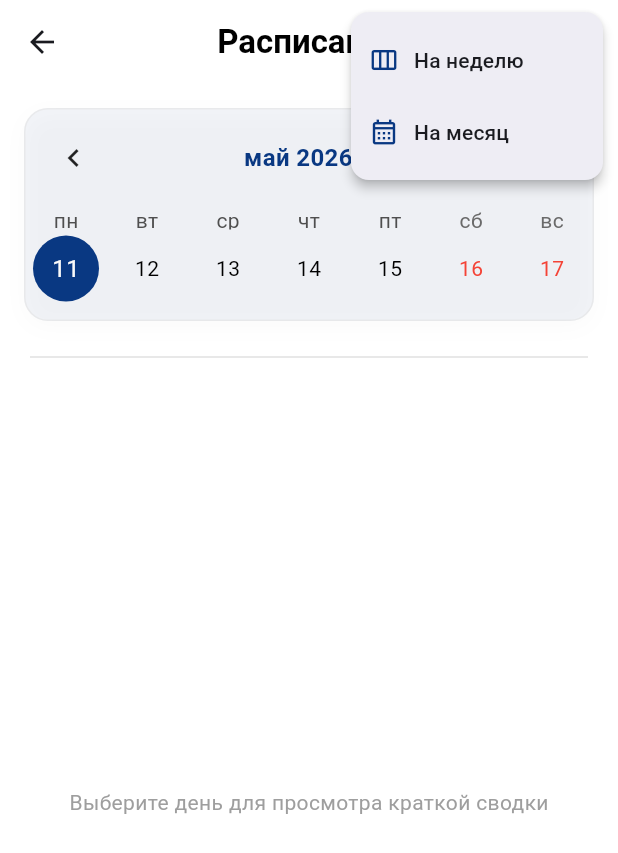
After one commit to MagicKode/salon_app, a Flutter app: the MasterScheduleScreen screen opened directly, after a tap on the "filter list" icon, on a phone screen of 412 x 824 dp. The commit adds this screen. Shown: the top 853 px of the screen. Run offline on Flutter 3.47's test engine with Material 3 defaults, Android fonts, the phone set to English and light mode, and no system bars; drawn by our look-alikes of table_calendar; our stand-ins replace expandable_text, flutter_bloc, flutter_map, geolocator, latlong2; accounts and stored records are empty; Roboto replaces fonts that are missing (Montserrat).

Commit message:
created schedule screen

```diff
--- a/lib/feature/core/homepagescreen/sections/bottomnavbar/bottom_nav_bar_section.dart
+++ b/lib/feature/core/homepagescreen/sections/bottomnavbar/bottom_nav_bar_section.dart
@@ -30,12 +30,12 @@ class BottomNavBarSection extends StatelessWidget {
       NavItemModel(
         icon: isMaster ? Icons.list_alt_outlined : Icons.add_task,
         activeIcon: isMaster ? Icons.list_alt_outlined : Icons.add_task,
-        label: isMaster ? "Записи" : AppStrings.navBooking,
+        label: isMaster ? AppStrings.orders : AppStrings.navBooking,
       ),
-      const NavItemModel(
-        icon: Icons.menu_book_outlined,
-        activeIcon: Icons.menu_book,
-        label: AppStrings.navHistory,
+      NavItemModel(
+        icon: isMaster ? Icons.calendar_month_outlined : Icons.  menu_book_outlined,
+        activeIcon: isMaster ? Icons.calendar_month : Icons.menu_book,
+        label: isMaster ? AppStrings.scheduler : AppStrings.navHistory,
       ),
       const NavItemModel(
         icon: Icons.person_outlined,
--- /dev/null
+++ b/lib/feature/core/masterschedulescreen/master_schedule_body.dart
@@ -0,0 +1,50 @@
+// feature/core/schedule_screen/widgets/master_schedule_body.dart
+
+import 'package:flutter/material.dart';
+import 'package:salon_flutter/uikit/strings/app_strings.dart';
+import 'package:table_calendar/table_calendar.dart';
+import '../../../../uikit/colors/app_colors.dart';
+import '../../../uikit/widgets/card/calendar_view_card.dart';
+import 'master_schedule_screen.dart';
+
+class MasterScheduleBody extends StatelessWidget {
+  final DateTime focusedDay;
+  final CalendarViewMode viewMode;
+  final Function(DateTime) onDaySelected;
+
+  const MasterScheduleBody({
+    super.key,
+    required this.focusedDay,
+    required this.viewMode,
+    required this.onDaySelected,
+  });
+
+  @override
+  Widget build(BuildContext context) {
+    return Column(
+      children: [
+        // Тот самый вынесенный виджет-карточка
+        CalendarViewCard(
+          focusedDay: focusedDay,
+          viewMode: viewMode,
+          onDaySelected: onDaySelected,
+        ),
+
+        const Padding(
+          padding: EdgeInsets.symmetric(horizontal: 20),
+          child: Divider(color: AppColors.lightBorder),
+        ),
+
+        // Здесь можно добавить краткий список дел на выбранное число
+        const Expanded(
+          child: Center(
+            child: Text(
+              AppStrings.chooseServiceScheduleDay,
+              style: TextStyle(color: AppColors.primaryGrey),
+            ),
+          ),
+        ),
+      ],
+    );
+  }
+}
--- /dev/null
+++ b/lib/feature/core/masterschedulescreen/master_schedule_screen.dart
@@ -0,0 +1,34 @@
+import 'package:flutter/material.dart';
+import 'package:salon_flutter/feature/core/masterschedulescreen/sections/schedule_header_section.dart';
+
+import 'master_schedule_body.dart';
+
+enum CalendarViewMode { week, month }
+
+class MasterScheduleScreen extends StatefulWidget {
+  const MasterScheduleScreen({super.key});
+
+  @override
+  State<MasterScheduleScreen> createState() => _MasterScheduleScreenState();
+}
+
+class _MasterScheduleScreenState extends State<MasterScheduleScreen> {
+  CalendarViewMode _viewMode = CalendarViewMode.week;
+  DateTime _selectedDay = DateTime.now();
+
+  @override
+  Widget build(BuildContext context) {
+    return Scaffold(
+      appBar: ScheduleHeaderSection(
+        focusedDay: _selectedDay,
+        viewMode: _viewMode,
+        onViewModeChanged: (mode) => setState(() => _viewMode = mode),
+      ),
+      body: MasterScheduleBody(
+        focusedDay: _selectedDay,
+        viewMode: _viewMode,
+        onDaySelected: (day) => setState(() => _selectedDay = day),
+      ),
+    );
+  }
+}
--- /dev/null
+++ b/lib/feature/core/masterschedulescreen/sections/schedule_header_section.dart
@@ -0,0 +1,60 @@
+import 'package:flutter/material.dart';
+import 'package:salon_flutter/uikit/strings/app_strings.dart';
+
+import '../../../../uikit/colors/app_colors.dart';
+import '../master_schedule_screen.dart';
+
+class ScheduleHeaderSection extends StatelessWidget implements PreferredSizeWidget {
+  final DateTime focusedDay;
+  final CalendarViewMode viewMode;
+  final Function(CalendarViewMode) onViewModeChanged;
+
+  const ScheduleHeaderSection({
+    super.key,
+    required this.focusedDay,
+    required this.viewMode,
+    required this.onViewModeChanged,
+  });
+
+  @override
+  Widget build(BuildContext context) {
+    return AppBar(
+      backgroundColor: AppColors.primaryWhite,
+      elevation: 0,
+      centerTitle: true,
+      title: const Text(
+        AppStrings.scheduler,
+        style: TextStyle(fontWeight: FontWeight.bold, color: AppColors.primaryBlack),
+      ),
+      actions: [
+        // Тот самый значок фильтра из твоего запроса
+        PopupMenuButton<CalendarViewMode>(
+          icon: const Icon(Icons.filter_list, color: AppColors.primaryBlue),
+          onSelected: onViewModeChanged,
+          shape: RoundedRectangleBorder(borderRadius: BorderRadius.circular(12)),
+          itemBuilder: (context) => [
+            _buildMenuItem(CalendarViewMode.week, AppStrings.weeklyOrders, Icons.view_week_outlined),
+            _buildMenuItem(CalendarViewMode.month, AppStrings.monthlyOrders, Icons.calendar_month_outlined),
+          ],
+        ),
+        const SizedBox(width: 10),
+      ],
+    );
+  }
+
+  PopupMenuItem<CalendarViewMode> _buildMenuItem(CalendarViewMode mode, String text, IconData icon) {
+    return PopupMenuItem(
+      value: mode,
+      child: Row(
+        children: [
+          Icon(icon, size: 20, color: AppColors.primaryBlue),
+          const SizedBox(width: 10),
+          Text(text, style: const TextStyle(fontSize: 14)),
+        ],
+      ),
+    );
+  }
+
+  @override
+  Size get preferredSize => const Size.fromHeight(kToolbarHeight);
+}
--- a/lib/feature/navigation/main_navigation_screen.dart
+++ b/lib/feature/navigation/main_navigation_screen.dart
@@ -1,6 +1,7 @@
 import 'package:flutter/material.dart';
 import 'package:salon_flutter/feature/core/historyscreen/history_screen.dart';
 import 'package:salon_flutter/feature/core/homepagescreen/home_page_screen.dart';
+import 'package:salon_flutter/feature/core/masterschedulescreen/master_schedule_screen.dart';
 
 import '../auth/fakeauth/authservice/auth_service.dart';
 import '../core/bookingservicescreen/booking_service_screen.dart';
@@ -33,8 +34,8 @@ class _MainNavigationScreenState extends State<MainNavigationScreen> {
     final List<Widget> screens = [
       const HomePageScreen(),
       isMaster ? const MasterCalendarScreen() : const BookingServiceScreen(),
+      isMaster ? const MasterScheduleScreen() : const HistoryScreen(),
       // Меняем экран
-      const HistoryScreen(),
       const ProfileScreen(),
     ];
 
--- a/lib/uikit/strings/app_strings.dart
+++ b/lib/uikit/strings/app_strings.dart
@@ -201,6 +201,11 @@ class AppStrings {
   static const String closeDetails = "Скрыть";
   static const String allServices = "Все услуги:";
   static const String detailsForMaster = "Заметки для мастера:";
+  static const String scheduler = "Расписание";
+  static const String orders = "Записи";
+  static const String weeklyOrders = "На неделю";
+  static const String monthlyOrders = "На месяц";
+  static const String chooseServiceScheduleDay = "Выберите день для просмотра краткой сводки";
 
   // Тестовые данные для примера (можно оставить здесь или в domain)
   static const String dummyServiceTitle = "Мужская стрижка";
--- /dev/null
+++ b/lib/uikit/widgets/card/calendar_view_card.dart
@@ -0,0 +1,78 @@
+import 'package:flutter/material.dart';
+import 'package:table_calendar/table_calendar.dart';
+
+import '../../../../uikit/colors/app_colors.dart';
+import '../../../feature/core/masterschedulescreen/master_schedule_screen.dart';
+
+class CalendarViewCard extends StatelessWidget {
+  final DateTime focusedDay;
+  final CalendarViewMode viewMode;
+  final Function(DateTime) onDaySelected;
+
+  const CalendarViewCard({
+    super.key,
+    required this.focusedDay,
+    required this.viewMode,
+    required this.onDaySelected,
+  });
+
+  @override
+  Widget build(BuildContext context) {
+    return Container(
+      margin: const EdgeInsets.all(16),
+      padding: const EdgeInsets.only(bottom: 8),
+      decoration: BoxDecoration(
+        color: AppColors.boxDecorationColor,
+        borderRadius: BorderRadius.circular(16),
+        border: Border.all(
+          color: AppColors.lightBorder.withOpacity(0.5),
+        ),
+        boxShadow: const [
+          BoxShadow(
+            color: AppColors.primaryBlackShadow,
+            blurRadius: 12,
+            offset: Offset(0, 4),
+          ),
+        ],
+      ),
+      child: TableCalendar(
+        locale: 'ru_RU',
+        firstDay: DateTime.utc(2020, 1, 1),
+        lastDay: DateTime.utc(2030, 12, 31),
+        focusedDay: focusedDay,
+        // Проверка выбранного дня, чтобы кружок не пропадал
+        selectedDayPredicate: (day) => isSameDay(focusedDay, day),
+        calendarFormat: viewMode == CalendarViewMode.week
+            ? CalendarFormat.week
+            : CalendarFormat.month,
+        startingDayOfWeek: StartingDayOfWeek.monday,
+        headerStyle: const HeaderStyle(
+          formatButtonVisible: false,
+          titleCentered: true,
+          titleTextStyle: TextStyle(
+            color: AppColors.primaryBlue,
+            fontWeight: FontWeight.bold,
+            fontSize: 16,
+          ),
+        ),
+        calendarStyle: CalendarStyle(
+          todayDecoration: BoxDecoration(
+            color: AppColors.primaryBlue.withOpacity(0.3),
+            shape: BoxShape.circle,
+          ),
+          selectedDecoration: const BoxDecoration(
+            color: AppColors.primaryBlue,
+            shape: BoxShape.circle,
+          ),
+          defaultTextStyle: const TextStyle(color: AppColors.primaryBlack),
+          weekendTextStyle: const TextStyle(color: AppColors.primaryRed),
+          // Убираем лишние отступы внутри ячеек
+          cellMargin: const EdgeInsets.all(4),
+        ),
+        onDaySelected: (selectedDay, focusedDay) {
+          onDaySelected(selectedDay);
+        },
+      ),
+    );
+  }
+}
```
